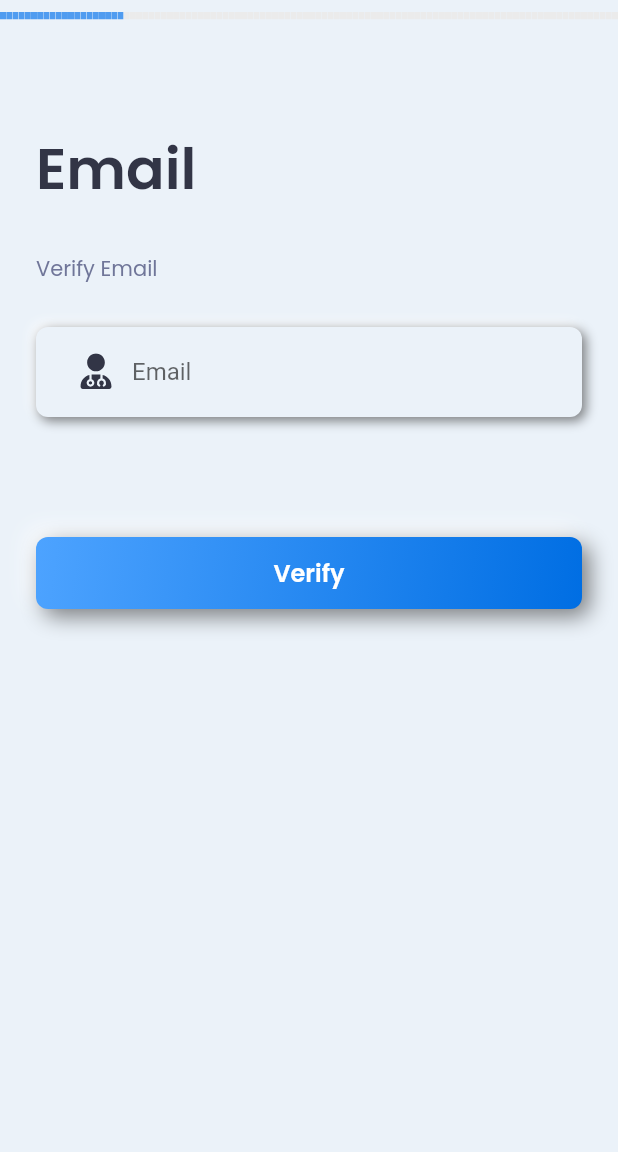
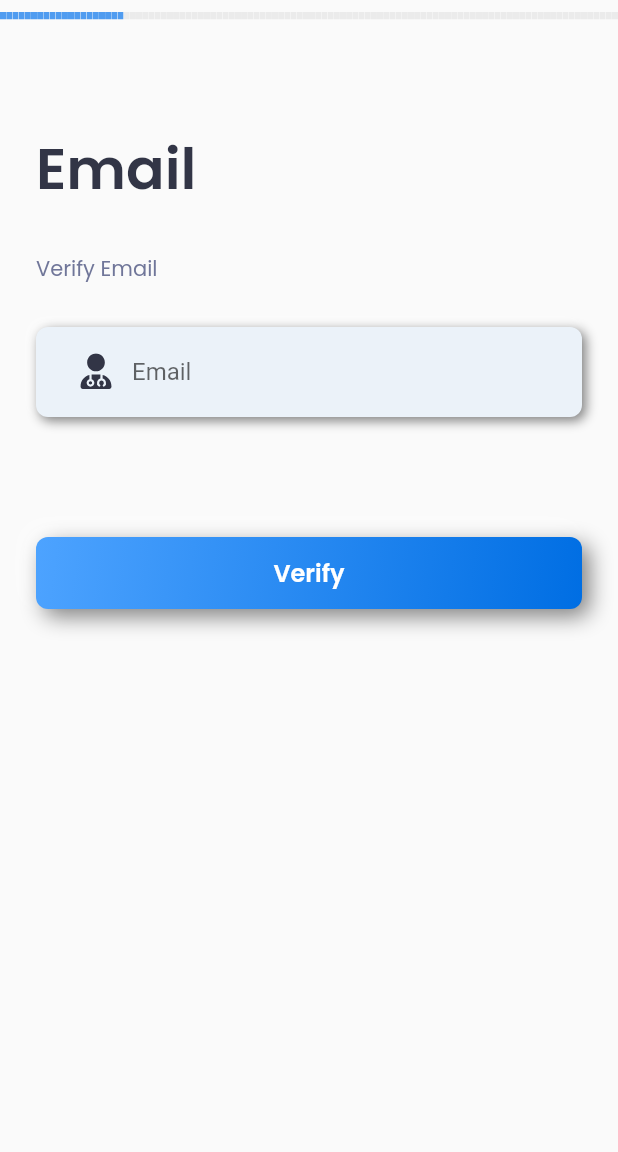
Before and after one commit to gautamyadav422/doctor-, a Flutter app: the EmailScreen screen opened by its route, on a phone screen of 412 x 824 dp, the part 84-1236 px from its top. Run offline on Flutter 3.47's test engine with Material 2 defaults, Android fonts, the light colour scheme and no system bars; drawn by our look-alikes of flutter_neumorphic, step_progress_indicator; our stand-ins replace dropdown_button2, flutter_easyloading, flutter_svg, fluttertoast, get, get_storage and 2 more; accounts and stored records are empty.

Commit message:
PR Fixes done

```diff
--- a/lib/constant/string_constant.dart
+++ b/lib/constant/string_constant.dart
@@ -53,6 +53,7 @@ class StringConstant {
   static const String hospitalNameLabel = 'Kokilaben Hospital';
   static const String checkboxLabel = 'I agree to give my consent for fetching my cibil score.';
   static const String bPinLableLabel = 'Address Pin Code';
+  static const String stringLableLabel = 'please enter valid 10 digit mobile number';
 
 
 
--- a/lib/presentation/email_verify/ui/email_screen.dart
+++ b/lib/presentation/email_verify/ui/email_screen.dart
@@ -39,7 +39,7 @@ class EmailScreen extends StatelessWidget {
           ),
         ),
 
-        backgroundColor: ColorConstant.appBackgroundColor,
+        //backgroundColor: ColorConstant.appBackgroundColor,
         body: SingleChildScrollView(
           child: SafeArea(
             child: Column(
--- a/lib/presentation/login/ui/login_screen.dart
+++ b/lib/presentation/login/ui/login_screen.dart
@@ -153,7 +153,6 @@ class LoginScreen extends StatelessWidget {
               ),
               const VerticalSpacer(),
               AppFormField(
-                //hintText: StringConstant.mobileNumberHint,
                 textEditingController: authController.otpTextEditingController,
                 keyboardType: TextInputType.number,
                 maxLength: 4,
```
Also changed, not shown: lib/common/controller/auth_controller.dart (+2 -11 lines), lib/model/otp_verify_response.g.dart (added), lib/model/pre_existing_request.g.dart (added), lib/model/pre_existing_response.g.dart (added).
